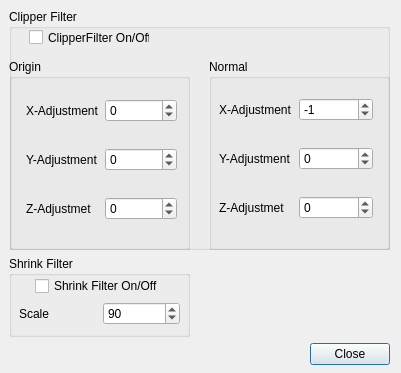
Qt form model_viewer/source/filters.ui (warrior1601/2019_GROUP_33) before a commit.
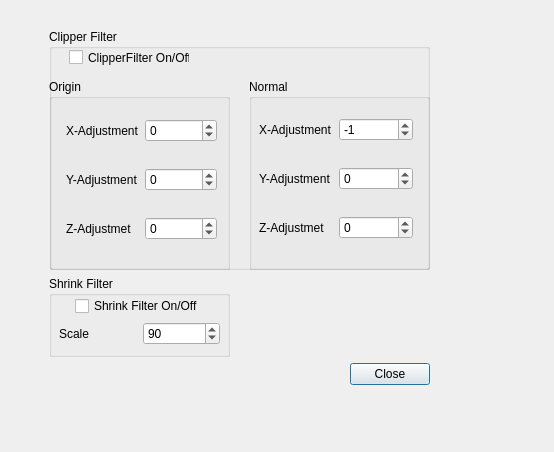
The same form after that commit.

The edit to the form file:
```diff
--- a/model_viewer/source/filters.ui
+++ b/model_viewer/source/filters.ui
@@ -6,44 +6,44 @@
    <rect>
     <x>0</x>
     <y>0</y>
-    <width>401</width>
-    <height>373</height>
+    <width>554</width>
+    <height>452</height>
    </rect>
   </property>
+  <property name="sizePolicy">
+   <sizepolicy hsizetype="Expanding" vsizetype="Expanding">
+    <horstretch>0</horstretch>
+    <verstretch>0</verstretch>
+   </sizepolicy>
+  </property>
   <property name="minimumSize">
    <size>
     <width>401</width>
     <height>373</height>
    </size>
   </property>
-  <property name="maximumSize">
-   <size>
-    <width>401</width>
-    <height>373</height>
-   </size>
-  </property>
   <property name="windowTitle">
    <string>Apply Filters</string>
   </property>
   <widget class="QFrame" name="verticalFrame_3">
    <property name="geometry">
     <rect>
-     <x>0</x>
-     <y>0</y>
-     <width>391</width>
-     <height>361</height>
+     <x>40</x>
+     <y>20</y>
+     <width>501</width>
+     <height>421</height>
     </rect>
    </property>
    <property name="sizePolicy">
-    <sizepolicy hsizetype="Preferred" vsizetype="Preferred">
+    <sizepolicy hsizetype="Expanding" vsizetype="Expanding">
      <horstretch>0</horstretch>
      <verstretch>0</verstretch>
     </sizepolicy>
    </property>
    <property name="minimumSize">
     <size>
-     <width>391</width>
-     <height>361</height>
+     <width>421</width>
+     <height>381</height>
     </size>
    </property>
    <layout class="QVBoxLayout" name="verticalLayout_3">
```
